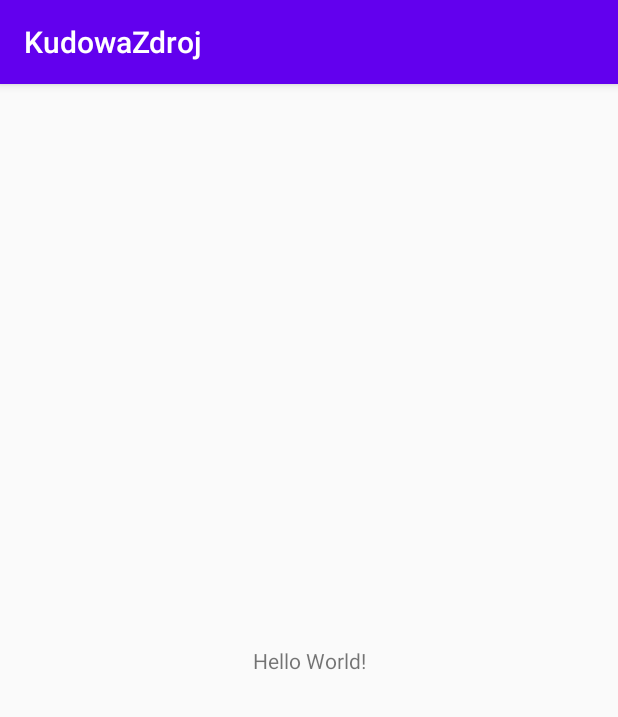
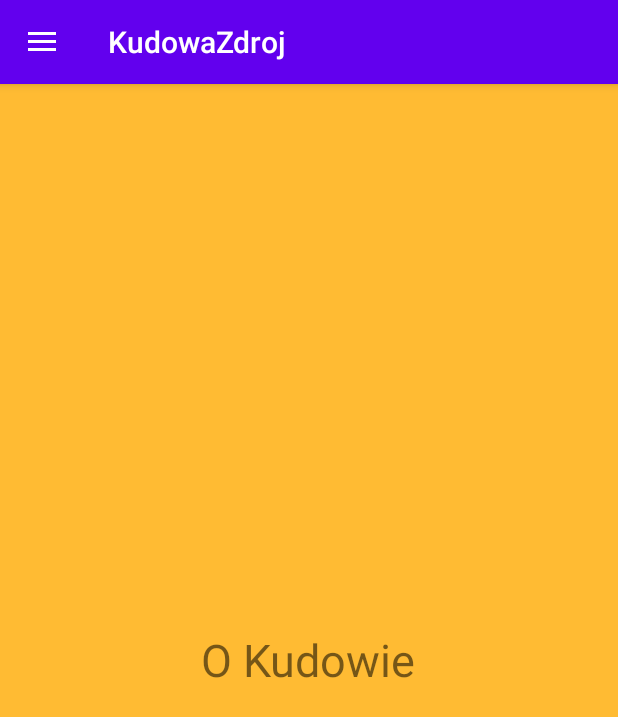
Before and after one commit to lukaszpotoczny/Thesis, an Android app: the screen it shows after launch (MainActivity), on a phone screen of 412 x 824 dp. Shown: the top 717 px of the screen. Run offline under Robolectric (Android 15) with nearby library versions, the phone set to English and light mode, and no system bars.

Commit message:
created navigation menu

```diff
--- a/KudowaZdroj/app/build.gradle
+++ b/KudowaZdroj/app/build.gradle
@@ -24,6 +24,7 @@ android {
 dependencies {
     implementation fileTree(dir: "libs", include: ["*.jar"])
     implementation 'androidx.appcompat:appcompat:1.2.0'
+    implementation 'com.google.android.material:material:1.1.0'
     implementation 'androidx.constraintlayout:constraintlayout:2.0.2'
     testImplementation 'junit:junit:4.12'
     androidTestImplementation 'androidx.test.ext:junit:1.1.2'
--- a/KudowaZdroj/app/src/main/AndroidManifest.xml
+++ b/KudowaZdroj/app/src/main/AndroidManifest.xml
@@ -9,7 +9,8 @@
         android:roundIcon="@mipmap/ic_launcher_round"
         android:supportsRtl="true"
         android:theme="@style/AppTheme">
-        <activity android:name=".MainActivity">
+        <activity android:name=".MainActivity"
+            android:theme="@style/AppTheme.NoActionBar">
             <intent-filter>
                 <action android:name="android.intent.action.MAIN" />
 
--- a/KudowaZdroj/app/src/main/java/com/example/kudowazdroj/MainActivity.java
+++ b/KudowaZdroj/app/src/main/java/com/example/kudowazdroj/MainActivity.java
@@ -1,14 +1,70 @@
 package com.example.kudowazdroj;
 
+import androidx.annotation.NonNull;
+import androidx.appcompat.app.ActionBarDrawerToggle;
 import androidx.appcompat.app.AppCompatActivity;
+import androidx.appcompat.widget.Toolbar;
+import androidx.core.view.GravityCompat;
+import androidx.drawerlayout.widget.DrawerLayout;
 
 import android.os.Bundle;
+import android.view.MenuItem;
 
-public class MainActivity extends AppCompatActivity {
+import com.google.android.material.bottomnavigation.BottomNavigationView;
+import com.google.android.material.navigation.NavigationView;
+
+public class MainActivity extends AppCompatActivity implements NavigationView.OnNavigationItemSelectedListener {
+
+    private DrawerLayout drawerLayout;
 
     @Override
     protected void onCreate(Bundle savedInstanceState) {
         super.onCreate(savedInstanceState);
         setContentView(R.layout.activity_main);
+
+        Toolbar toolbar = findViewById(R.id.toolbar);
+        setSupportActionBar(toolbar);
+
+        drawerLayout = findViewById(R.id.drawer_layout);
+
+        NavigationView navigationView = findViewById(R.id.nav_view);
+        navigationView.setNavigationItemSelectedListener(this);
+
+
+        ActionBarDrawerToggle toggle = new ActionBarDrawerToggle(this, drawerLayout, toolbar, R.string.navigation_drawer_open, R.string.navigation_drawer_close);
+        drawerLayout.addDrawerListener(toggle);
+        toggle.syncState();
+        if(savedInstanceState == null){
+            getSupportFragmentManager().beginTransaction().replace(R.id.fragment_container, new OKudowieFragment()).commit();
+            navigationView.setCheckedItem(R.id.nav_message);
+        }
+   }
+
+    @Override
+    public boolean onNavigationItemSelected(@NonNull MenuItem item) {
+        switch (item.getItemId()){
+            case R.id.nav_message:
+                getSupportFragmentManager().beginTransaction().replace(R.id.fragment_container, new OKudowieFragment()).commit();
+                break;
+            case R.id.nav_message2:
+                getSupportFragmentManager().beginTransaction().replace(R.id.fragment_container, new AktualnosciFragment()).commit();
+                break;
+            case R.id.nav_message3:
+                getSupportFragmentManager().beginTransaction().replace(R.id.fragment_container, new AtrakcjeFragment()).commit();
+                break;
+        }
+
+        drawerLayout.closeDrawer(GravityCompat.START);
+
+        return true;
+    }
+
+    @Override
+    public void onBackPressed(){
+        if(drawerLayout.isDrawerOpen(GravityCompat.START)){
+            drawerLayout.closeDrawer(GravityCompat.START);
+        }else{
+            super.onBackPressed();
+        }
     }
 }
--- /dev/null
+++ b/KudowaZdroj/app/src/main/java/com/example/kudowazdroj/OKudowieFragment.java
@@ -0,0 +1,20 @@
+package com.example.kudowazdroj;
+
+import android.os.Bundle;
+import android.view.LayoutInflater;
+import android.view.View;
+import android.view.ViewGroup;
+
+import androidx.annotation.NonNull;
+import androidx.annotation.Nullable;
+import androidx.fragment.app.Fragment;
+
+public class OKudowieFragment extends Fragment {
+
+    @Nullable
+    @Override
+    public View onCreateView(@NonNull LayoutInflater inflater, @Nullable ViewGroup container, @Nullable Bundle savedInstanceState) {
+        return inflater.inflate(R.layout.o_kudowie_fragment, container, false);
+
+    }
+}
--- /dev/null
+++ b/KudowaZdroj/app/src/main/res/drawable/ic_baseline_info_24.xml
@@ -0,0 +1,10 @@
+<vector xmlns:android="http://schemas.android.com/apk/res/android"
+    android:width="24dp"
+    android:height="24dp"
+    android:viewportWidth="24"
+    android:viewportHeight="24"
+    android:tint="?attr/colorControlNormal">
+  <path
+      android:fillColor="@android:color/white"
+      android:pathData="M12,2C6.48,2 2,6.48 2,12s4.48,10 10,10 10,-4.48 10,-10S17.52,2 12,2zM13,17h-2v-6h2v6zM13,9h-2L11,7h2v2z"/>
+</vector>
--- a/KudowaZdroj/app/src/main/res/layout/activity_main.xml
+++ b/KudowaZdroj/app/src/main/res/layout/activity_main.xml
@@ -1,18 +1,43 @@
 <?xml version="1.0" encoding="utf-8"?>
-<androidx.constraintlayout.widget.ConstraintLayout xmlns:android="http://schemas.android.com/apk/res/android"
+<androidx.drawerlayout.widget.DrawerLayout xmlns:android="http://schemas.android.com/apk/res/android"
     xmlns:app="http://schemas.android.com/apk/res-auto"
     xmlns:tools="http://schemas.android.com/tools"
     android:layout_width="match_parent"
     android:layout_height="match_parent"
-    tools:context=".MainActivity">
+    android:id="@+id/drawer_layout"
+    android:fitsSystemWindows="true"
+    tools:context=".MainActivity"
+    tools:openDrawer="start">
 
-    <TextView
+    <LinearLayout
+        android:layout_width="match_parent"
+        android:layout_height="match_parent"
+        android:orientation="vertical">
+
+        <androidx.appcompat.widget.Toolbar
+            android:id="@+id/toolbar"
+            android:layout_width="match_parent"
+            android:layout_height="?attr/actionBarSize"
+            android:background="@color/colorPrimary"
+            android:theme="@style/ThemeOverlay.AppCompat.Dark.ActionBar"
+            app:popupTheme="@style/ThemeOverlay.AppCompat.Light"
+            android:elevation="4dp"/>
+
+        <FrameLayout
+            android:id="@+id/fragment_container"
+            android:layout_width="match_parent"
+            android:layout_height="match_parent"/>
+
+    </LinearLayout>
+
+    <com.google.android.material.navigation.NavigationView
+        android:id="@+id/nav_view"
         android:layout_width="wrap_content"
-        android:layout_height="wrap_content"
-        android:text="Hello World!"
-        app:layout_constraintBottom_toBottomOf="parent"
-        app:layout_constraintLeft_toLeftOf="parent"
-        app:layout_constraintRight_toRightOf="parent"
-        app:layout_constraintTop_toTopOf="parent" />
+        android:layout_height="match_parent"
+        android:layout_gravity="start"
+        app:headerLayout="@layout/nav_header"
+        app:menu="@menu/drawer_menu"/>
 
-</androidx.constraintlayout.widget.ConstraintLayout>
+
+
+</androidx.drawerlayout.widget.DrawerLayout>
--- /dev/null
+++ b/KudowaZdroj/app/src/main/res/layout/o_kudowie_fragment.xml
@@ -0,0 +1,14 @@
+<?xml version="1.0" encoding="utf-8"?>
+<RelativeLayout xmlns:android="http://schemas.android.com/apk/res/android"
+    android:layout_width="match_parent"
+    android:layout_height="match_parent"
+    android:background="@android:color/holo_orange_light">
+
+    <TextView
+        android:layout_width="wrap_content"
+        android:layout_height="wrap_content"
+        android:text="O Kudowie"
+        android:textSize="30sp"
+        android:layout_centerInParent="true"/>
+
+</RelativeLayout>
--- /dev/null
+++ b/KudowaZdroj/app/src/main/res/menu/drawer_menu.xml
@@ -0,0 +1,30 @@
+<?xml version="1.0" encoding="utf-8"?>
+<menu xmlns:android="http://schemas.android.com/apk/res/android"
+    xmlns:tools="http://schemas.android.com/tools"
+    tools:showIn="navigation_view">
+
+    <group android:checkableBehavior="single">
+        <item android:id="@+id/nav_message"
+            android:icon="@drawable/ic_baseline_info_24"
+            android:title="O Kudowie" />
+        <item android:id="@+id/nav_message2"
+            android:icon="@drawable/ic_baseline_info_24"
+            android:title="O Kudowie2" />
+        <item android:id="@+id/nav_message3"
+            android:icon="@drawable/ic_baseline_info_24"
+            android:title="O Kudowie3" />
+    </group>
+
+    <item android:title="Comm">
+        <menu>
+            <item android:id="@+id/nav_message4"
+                android:icon="@drawable/ic_baseline_info_24"
+                android:title="O Kudowie4" />
+            <item android:id="@+id/nav_message5"
+                android:icon="@drawable/ic_baseline_info_24"
+                android:title="O Kudowie5" />
+        </menu>
+
+    </item>
+
+</menu>
--- /dev/null
+++ b/KudowaZdroj/app/src/main/res/values-v21/styles.xml
@@ -0,0 +1,10 @@
+<?xml version="1.0" encoding="utf-8"?>
+<resources>
+    <style name="AppTheme.NoActionBar">
+        <item name="windowActionBar">false</item>
+        <item name="windowNoTitle">true</item>
+        <item name="android:statusBarColor">@android:color/transparent</item>
+    </style>
+
+
+</resources>
--- a/KudowaZdroj/app/src/main/res/values/strings.xml
+++ b/KudowaZdroj/app/src/main/res/values/strings.xml
@@ -1,3 +1,6 @@
 <resources>
     <string name="app_name">KudowaZdroj</string>
+
+    <string name="navigation_drawer_open">Open navigation drawer</string>
+    <string name="navigation_drawer_close">Close navigation drawer</string>
 </resources>
--- a/KudowaZdroj/app/src/main/res/values/styles.xml
+++ b/KudowaZdroj/app/src/main/res/values/styles.xml
@@ -7,4 +7,9 @@
         <item name="colorAccent">@color/colorAccent</item>
     </style>
 
+    <style name="AppTheme.NoActionBar">
+        <item name="windowActionBar">false</item>
+        <item name="windowNoTitle">true</item>
+    </style>
+
 </resources>
```
Also changed, not shown: KudowaZdroj/app/src/main/java/com/example/kudowazdroj/AktualnosciFragment.java (added, +20 -0 lines), KudowaZdroj/app/src/main/java/com/example/kudowazdroj/AtrakcjeFragment.java (added, +20 -0 lines), KudowaZdroj/app/src/main/res/layout/aktualnosci_fragment.xml (added, +14 -0 lines), KudowaZdroj/app/src/main/res/layout/atrakcje_fragment.xml (added, +14 -0 lines), KudowaZdroj/app/src/main/res/layout/nav_header.xml (added, +29 -0 lines).
